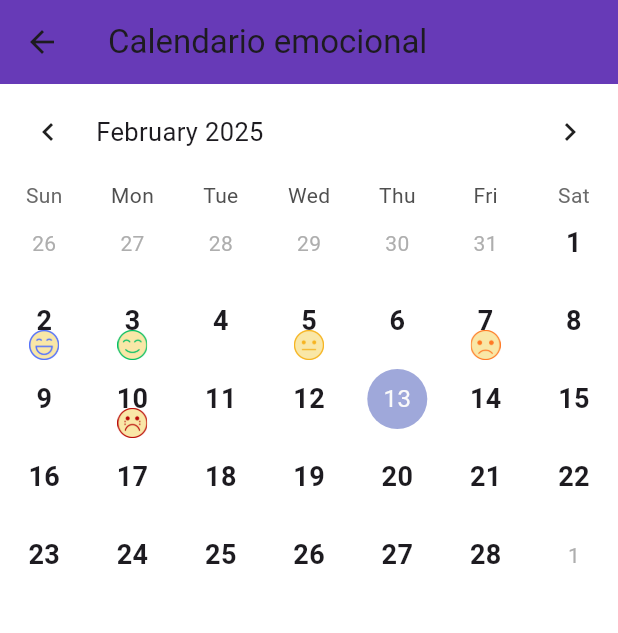
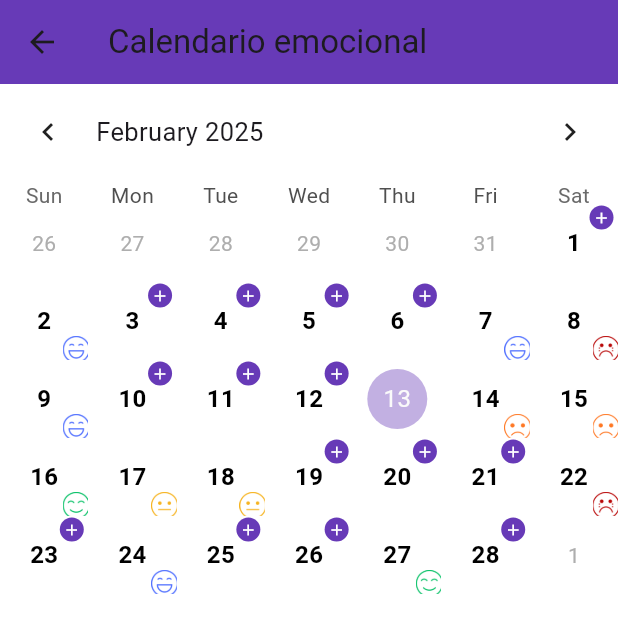
Before and after one commit to Santiago2132/maizfront, a Flutter app: the CalendarScreen screen opened by its route, on a phone screen of 412 x 824 dp. Shown: the top 633 px of the screen. Run offline on Flutter 3.47's test engine with Material 3 defaults, Android fonts, the phone set to English and light mode, and no system bars; drawn by our look-alikes of table_calendar; our stand-ins replace audioplayers, cloud_firestore, firebase_auth, firebase_core, firebase_messaging, fl_chart and 5 more; missing offline and left inert: firebase_app_check; accounts and stored records are empty.

```diff
--- a/maiz_app/lib/data/services/calendar_service.dart
+++ b/maiz_app/lib/data/services/calendar_service.dart
@@ -1,30 +1,33 @@
+import 'dart:math';
+
 class CalendarService {
+  static final Map<DateTime, String> _emotionalRecords = {};
+
+  static final Map<String, String> feelings = {
+    'Deprimente': 'assets/icons/Depressed_icon.png',
+    'Triste': 'assets/icons/sad_icon.png',
+    'Regular': 'assets/icons/so_so_icon.png',
+    'Feliz': 'assets/icons/Happy_icon.png',
+    'Euforico': 'assets/icons/Euphoric_icon.png',
+  };
+
+  static Future<void> generateFakeData() async {
+    final random = Random();
+    final List<String> emotions = feelings.keys.toList();
+
+    for (int i = 1; i <= 15; i++) {
+      DateTime randomDate = DateTime(2025, 2, random.nextInt(28) + 1);
+      _emotionalRecords[randomDate] = emotions[random.nextInt(emotions.length)];
+    }
+  }
+
   static Future<Map<DateTime, String>> getEmotionalRecords() async {
-    await Future.delayed(Duration(milliseconds: 500)); // Simula carga de datos
+    if (_emotionalRecords.isEmpty) await generateFakeData();
+    await Future.delayed(const Duration(milliseconds: 500));
+    return _emotionalRecords;
+  }
 
-    // Mapeo de emociones en formato String
-    final Map<int, String> emotionMapping = {
-      1: "Deprimente",
-      2: "Triste",
-      3: "Regular",
-      4: "Feliz",
-      5: "Euforico",
-    };
-
-    // Simula registros emocionales para fechas específicas
-    Map<DateTime, int> rawRecords = {
-      DateTime.utc(2025, 2, 2): 5, // Muy bien
-      DateTime.utc(2025, 2, 3): 4, // Bien
-      DateTime.utc(2025, 2, 5): 3, // Neutral
-      DateTime.utc(2025, 2, 7): 2, // Mal
-      DateTime.utc(2025, 2, 10): 1, // Muy mal
-    };
-
-    // Convertir valores de int a String
-    Map<DateTime, String> emotionalRecords = rawRecords.map(
-      (key, value) => MapEntry(key, emotionMapping[value] ?? "Regular"),
-    );
-
-    return emotionalRecords;
+  static Future<void> saveEmotion(DateTime date, String emotion) async {
+    _emotionalRecords[DateTime(date.year, date.month, date.day)] = emotion;
   }
 }
--- a/maiz_app/lib/screens/calendar/calendarContainer.dart
+++ b/maiz_app/lib/screens/calendar/calendarContainer.dart
@@ -1,55 +1,142 @@
 import 'package:flutter/material.dart';
+import 'package:mAIz/data/services/calendar_service.dart';
+import 'package:mAIz/screens/calendar/add_emotion.dart';
 import 'package:mAIz/screens/calendar/calendarMarkets.dart';
+import 'package:mAIz/screens/calendar/emotion_selector.dart';
 import 'package:table_calendar/table_calendar.dart';
 
-class CalendarContainer extends StatelessWidget {
+class CalendarContainer extends StatefulWidget {
   final DateTime focusedDay;
   final DateTime? selectedDay;
   final Function(DateTime, DateTime) onDaySelected;
-  final Map<DateTime, String> emotionalRecords;
-  final CalendarMarkers calendarMarkers;
 
   const CalendarContainer({
     super.key,
     required this.focusedDay,
     required this.selectedDay,
     required this.onDaySelected,
-    required this.emotionalRecords,
-    required this.calendarMarkers,
   });
 
   @override
+  _CalendarContainerState createState() => _CalendarContainerState();
+}
+
+class _CalendarContainerState extends State<CalendarContainer> {
+  Map<DateTime, String> _emotionalRecords = {};
+
+  @override
+  void initState() {
+    super.initState();
+    _loadEmotionalRecords();
+  }
+
+  Future<void> _loadEmotionalRecords() async {
+    final records = await CalendarService.getEmotionalRecords();
+    setState(() {
+      _emotionalRecords = records.map(
+        (key, value) => MapEntry(DateTime(key.year, key.month, key.day), value),
+      );
+    });
+  }
+
+  Future<void> _showFeelingSelection(BuildContext context, DateTime date) async {
+    showModalBottomSheet(
+      context: context,
+      builder: (context) {
+        return EmotionSelector(
+          onEmotionSelected: (selectedEmotion) async {
+            await CalendarService.saveEmotion(date, selectedEmotion);
+            await _loadEmotionalRecords();
+            Navigator.pop(context);
+          },
+        );
+      },
+    );
+  }
+
+  @override
   Widget build(BuildContext context) {
+    final calendarMarkers = CalendarMarkers(emotionalRecords: _emotionalRecords);
+
     return TableCalendar(
       firstDay: DateTime.utc(2024, 1, 1),
       lastDay: DateTime.utc(2025, 12, 31),
-      focusedDay: focusedDay,
-      selectedDayPredicate: (day) => isSameDay(selectedDay, day),
-      onDaySelected: onDaySelected,
+      focusedDay: widget.focusedDay,
+      selectedDayPredicate: (day) => isSameDay(widget.selectedDay, day),
+      onDaySelected: widget.onDaySelected,
       calendarFormat: CalendarFormat.month,
       availableGestures: AvailableGestures.all,
       headerStyle: const HeaderStyle(formatButtonVisible: false),
-      calendarStyle: const CalendarStyle(
-        markersAlignment: Alignment.center, // No afecta aquí, lo corregimos abajo
+      calendarStyle: CalendarStyle(
+        selectedDecoration: BoxDecoration(
+          color: Colors.deepPurple.withOpacity(0.2),
+          shape: BoxShape.circle,
+        ),
+        todayDecoration: BoxDecoration(
+          color: Colors.deepPurple.withOpacity(0.4),
+          shape: BoxShape.circle,
+        ),
+        markersAlignment: Alignment.bottomCenter,
       ),
       calendarBuilders: CalendarBuilders(
-        defaultBuilder: (context, date, focusedDay) {
+        defaultBuilder: (context, date, _) {
+          final emotion = _emotionalRecords[DateTime(date.year, date.month, date.day)];
+          final bool hasEmotion = emotion != null;
+
           return Stack(
-            alignment: Alignment.center, // Centra todo
+            alignment: Alignment.center,
             children: [
+              // 📌 Día del mes (número en el calendario)
               Container(
+                width: 36, // Ajusta el tamaño para evitar superposiciones
+                height: 36,
                 alignment: Alignment.center,
                 child: Text(
                   '${date.day}',
-                  style: TextStyle(fontSize: 18, fontWeight: FontWeight.bold),
+                  style: const TextStyle(
+                    fontSize: 16,
+                    fontWeight: FontWeight.bold,
+                    color: Colors.black,
+                  ),
                 ),
               ),
-              calendarMarkers.buildMarker(context, date) ?? Container(), // Agrega el ícono en el centro
+
+              // 🎭 Ícono de emoción en la esquina inferior
+              if (hasEmotion)
+                Positioned(
+                  bottom: -3,
+                  right: -2,
+                  child: SizedBox(
+                    width: 20, // Ajusta el tamaño del icono
+                    height: 20,
+                    child:   calendarMarkers.buildMarker(context, date) ?? const SizedBox.shrink()
+
+                  ),
+                ),
+
+              // ➕ Botón para agregar emoción
+              if (!hasEmotion)
+                Positioned(
+                  top: 1,
+                  right: 3,
+                  child: GestureDetector(
+                    onTap: () => _showFeelingSelection(context, date),
+                    child: Container(
+                      width: 16, // Tamaño más pequeño para evitar solapamiento
+                      height: 16,
+                      decoration: const BoxDecoration(
+                        color: Colors.deepPurple,
+                        shape: BoxShape.circle,
+                      ),
+                      child: const Icon(Icons.add, size: 12, color: Colors.white),
+                    ),
+                  ),
+                ),
             ],
           );
         },
       ),
+
     );
   }
-
 }
--- a/maiz_app/lib/screens/calendar/calendarMarkets.dart
+++ b/maiz_app/lib/screens/calendar/calendarMarkets.dart
@@ -13,14 +13,6 @@ class CalendarMarkers {
     'Euforico': 'assets/icons/Euphoric_icon.png',
   };
 
-  final Map<String, Color?> emotionColors = {
-    'Deprimente': Colors.purple[900],
-    'Triste': Colors.purple[700],
-    'Regular': Colors.purple[500],
-    'Feliz': Colors.purple[300],
-    'Euforico': Colors.purple[100],
-  };
-
   DateTime normalizeDate(DateTime date) {
     return DateTime(date.year, date.month, date.day);
   }
@@ -29,21 +21,27 @@ class CalendarMarkers {
     DateTime normalizedDate = normalizeDate(date);
 
     if (emotionalRecords.containsKey(normalizedDate)) {
-      String emotion = emotionalRecords[normalizedDate]!;
+      String? emotion = emotionalRecords[normalizedDate];
+      String? iconPath = feelings[emotion];
 
-      return Align(
-        alignment: Alignment.bottomCenter,
+      if (iconPath == null) return null; // No renderiza si no hay imagen
+
+      return Positioned(
+        bottom: 2,  // Ajusta la posición para evitar desbordamiento
+        right: 2,
         child: Container(
-        width: 20, // Ajusta el tamaño del fondo
-        height: 20,
-        decoration: BoxDecoration(
-          color: Color(0xFFF9E7A7),
-          shape: BoxShape.circle,
-        ),
+          width: 20,
+          height: 20,
+          decoration: const BoxDecoration(
+            shape: BoxShape.circle,
+            color: Colors.white, // Fondo blanco para mayor visibilidad
+          ),
+          padding: const EdgeInsets.all(1), // Espaciado interno
           child: Image.asset(
-            feelings[emotion] ?? "assets/icons/default_icon.png",
-            width: 15,
-            height: 15,
+            iconPath,
+            width: 14,
+            height: 14,
+            fit: BoxFit.contain,
           ),
         ),
       );
--- a/maiz_app/lib/screens/calendar/calendar_screen.dart
+++ b/maiz_app/lib/screens/calendar/calendar_screen.dart
@@ -23,7 +23,7 @@ class _CalendarScreenState extends State<CalendarScreen> {
     CalendarService.getEmotionalRecords().then((records) {
       setState(() {
         _emotionalRecords = records.map((key, value) => MapEntry(
-              DateTime(key.year, key.month, key.day), // Normaliza fecha
+              DateTime(key.year, key.month, key.day), // Normaliza la fecha
               value,
             ));
       });
@@ -45,9 +45,8 @@ class _CalendarScreenState extends State<CalendarScreen> {
       focusedDay: _focusedDay,
       selectedDay: _selectedDay,
       onDaySelected: _onDaySelected,
-        emotionalRecords: _emotionalRecords,
-        calendarMarkers: CalendarMarkers(emotionalRecords: _emotionalRecords), // Pasa los marcadores
     ),
   );
 }
+
 }
```
Also changed, not shown: maiz_app/lib/screens/calendar/add_emotion.dart (added, +27 -0 lines), maiz_app/lib/screens/calendar/emotion_selector.dart (added, +55 -0 lines). Lines whose indentation alone changed are shown as unchanged.
